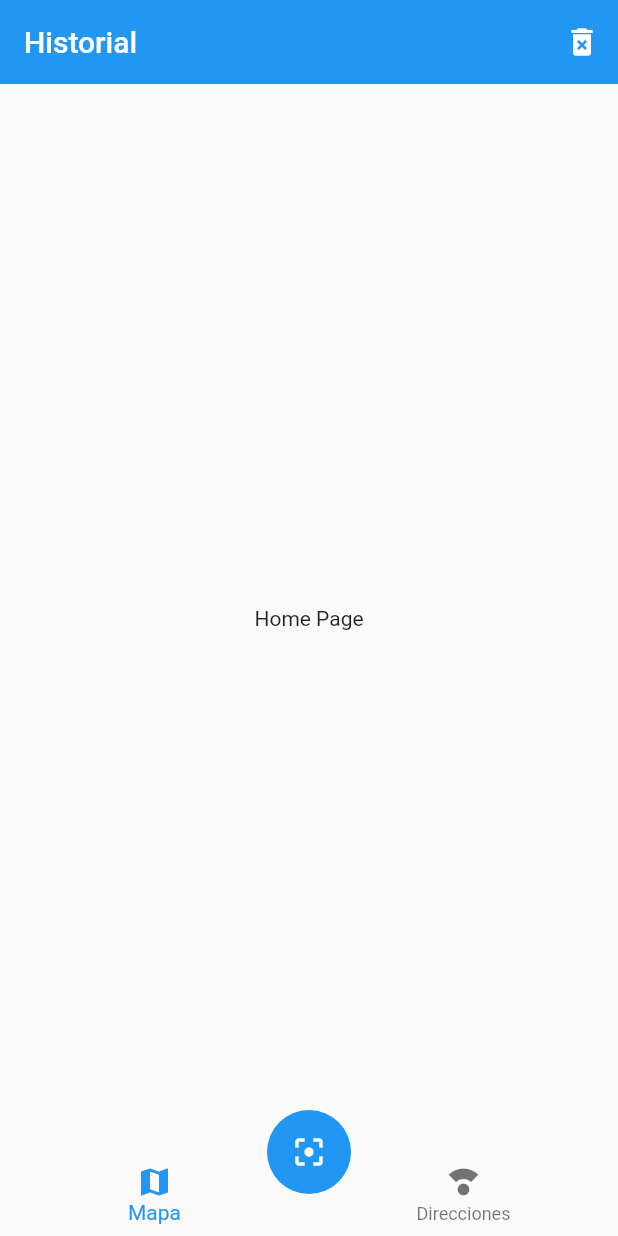
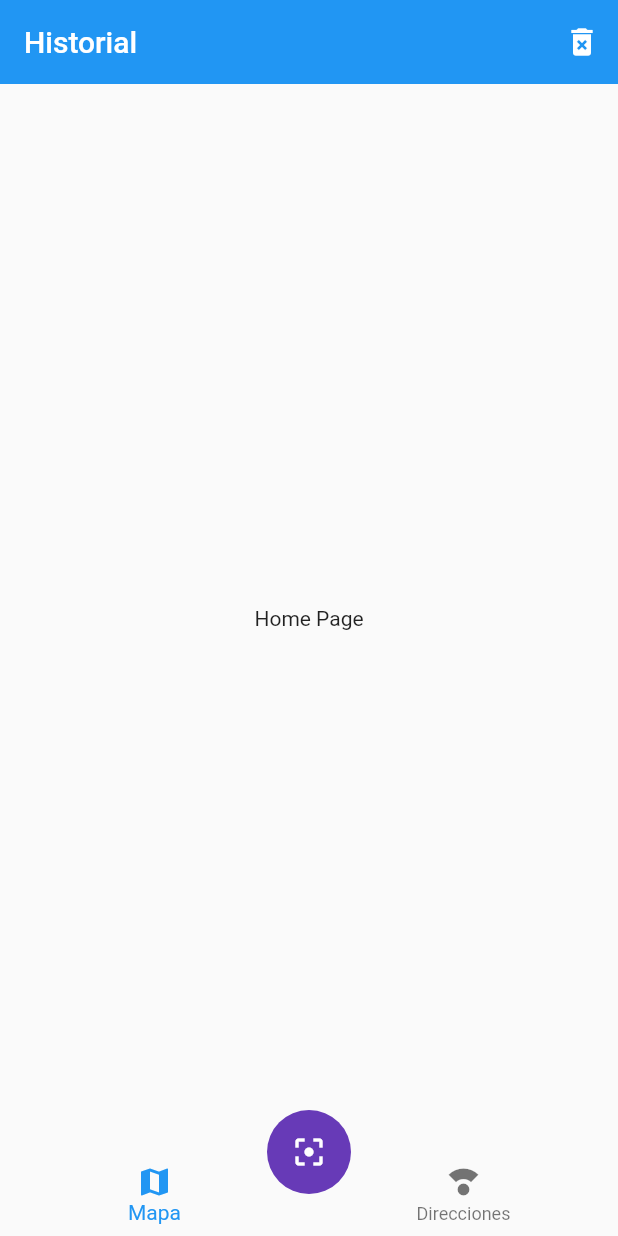
Before and after one commit to CRUXsur/qr_reader, a Flutter app: the screen it shows after launch, on a phone screen of 412 x 824 dp. Run offline on Flutter 3.47's test engine with Material 2 defaults, Android fonts, the phone set to English and light mode, and no system bars.

Commit message:
Tema de aplicacion

```diff
--- a/lib/main.dart
+++ b/lib/main.dart
@@ -18,6 +18,12 @@ class MyApp extends StatelessWidget {
         'home': (_) => const HomePage(),
         'mapa': (_) => const MapaPage(),
       },
+      theme: ThemeData(
+        primaryColor: Colors.deepPurple,
+        floatingActionButtonTheme: const FloatingActionButtonThemeData(
+          backgroundColor: Colors.deepPurple,
+        ),
+      ),
     );
   }
 }
```
